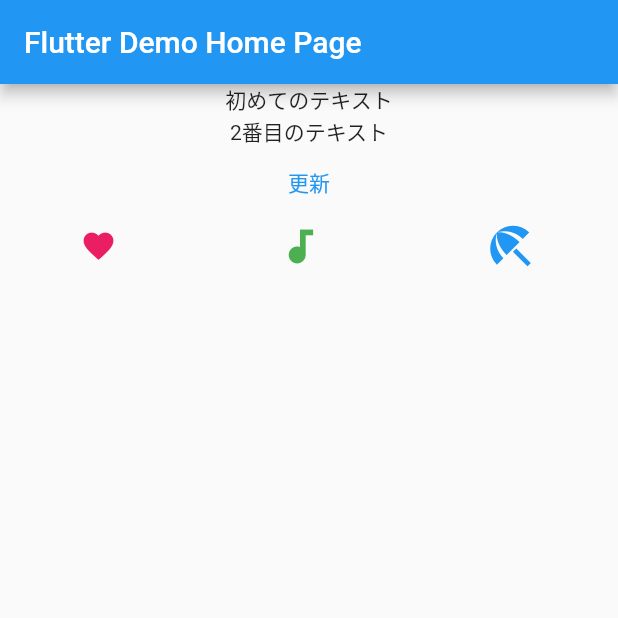
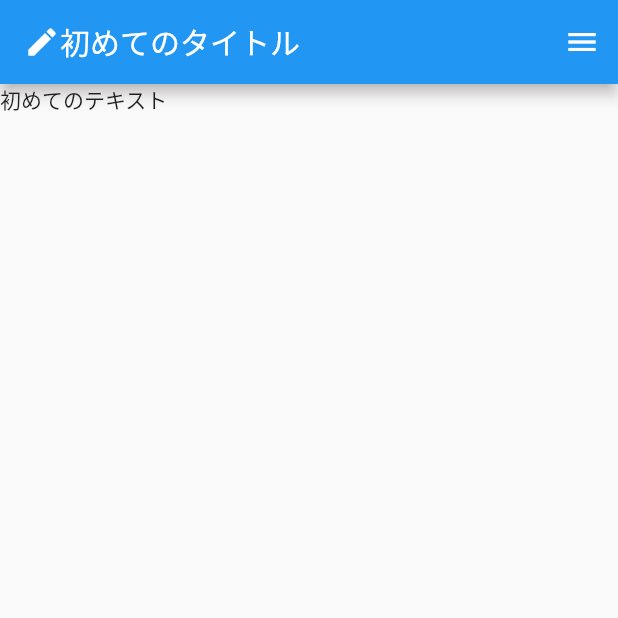
Before and after one commit to Mikka2020/flutter_application_1, a Flutter app: the screen it shows after launch, on a phone screen of 412 x 824 dp, the top half of it. Run offline on Flutter 3.47's test engine with Material 2 defaults, Android fonts, the phone set to English and light mode, and no system bars.

Commit message:
[add]drawerを追加

```diff
--- a/lib/main.dart
+++ b/lib/main.dart
@@ -65,30 +65,13 @@ class _MyHomePageState extends State<MyHomePage> {
   Widget build(BuildContext context) {
     return Scaffold(
       appBar: AppBar(
-        title: Text(widget.title),
+        title: Row(children:const [
+          Icon(Icons.create),
+          Text("初めてのタイトル")
+        ]),
       ),
-        body: Column(children:  [
-          const Text("初めてのテキスト"),
-          const Text("2番目のテキスト"),
-            // ignore: avoid_print
-            TextButton(onPressed: () => {print("ボタンがおされたよ")},
-            child: const Text("更新")),
-            Row(mainAxisAlignment: MainAxisAlignment.spaceAround,
-            children: const [
-                Icon(
-                  Icons.favorite,
-                color: Colors.pink,
-                size: 24.0),
-                Icon(
-                  Icons.audiotrack,
-                color: Colors.green,
-                size: 30.0),
-                Icon(
-                  Icons.beach_access,
-                color: Colors.blue,
-                size: 36.0),
-            ])
-        ])
-        );
+      endDrawer:const Drawer(child: Center(child: Text("Drawer"))),
+        body:const  Text("初めてのテキスト")
+      );
   }
 }
```
